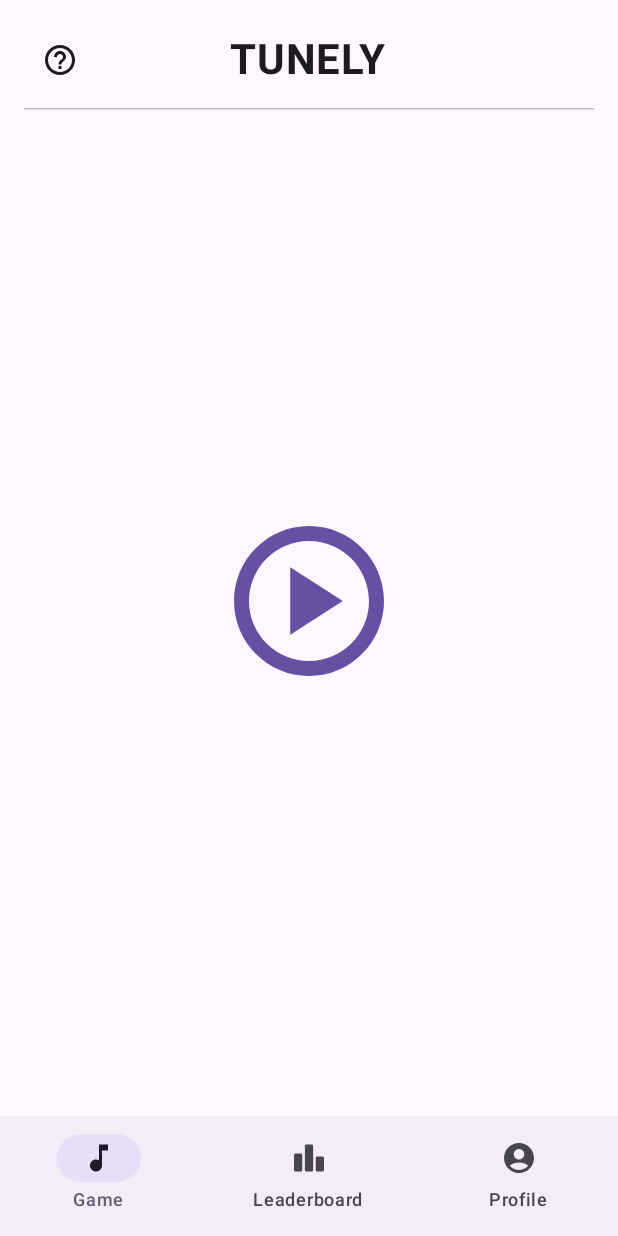
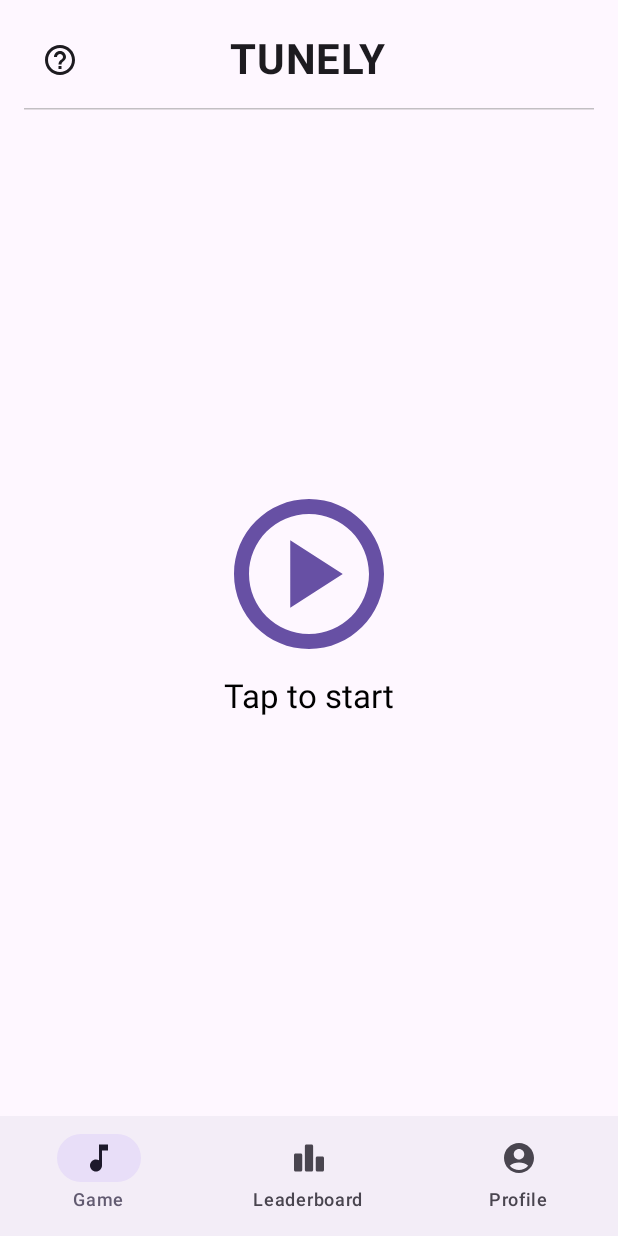
Before and after one commit to apoprzenovic/tunely, an Android app built with Jetpack Compose: the MainScreen screen opened through its navigation route, on a phone screen of 412 x 824 dp. Run offline under Robolectric (Android 15) with nearby library versions, the phone set to English and light mode, and no system bars; our stand-ins replace Dagger/Hilt's generated code, Firebase (no records; nobody signed in at launch, a user with empty details on screens opened directly).

Commit message:
Refactor StartScreen layout to include a text prompt below the play button

```diff
--- a/app/src/main/java/com/rit/tunely/ui/screens/game/components/StartScreen.kt
+++ b/app/src/main/java/com/rit/tunely/ui/screens/game/components/StartScreen.kt
@@ -1,6 +1,8 @@
 package com.rit.tunely.ui.screens.game.components
 
+import androidx.compose.foundation.layout.Arrangement
 import androidx.compose.foundation.layout.Box
+import androidx.compose.foundation.layout.Column
 import androidx.compose.foundation.layout.fillMaxSize
 import androidx.compose.foundation.layout.size
 import androidx.compose.material.icons.Icons
@@ -8,15 +10,21 @@ import androidx.compose.material.icons.outlined.PlayCircle
 import androidx.compose.material3.Icon
 import androidx.compose.material3.IconButton
 import androidx.compose.material3.MaterialTheme
+import androidx.compose.material3.Text
 import androidx.compose.runtime.Composable
 import androidx.compose.ui.Alignment
 import androidx.compose.ui.Modifier
+import androidx.compose.ui.graphics.Color
 import androidx.compose.ui.unit.dp
 
 @Composable
 fun StartScreen(onStart: () -> Unit) = Box(
     modifier = Modifier.fillMaxSize(),
     contentAlignment = Alignment.Center
+) {
+    Column(
+        horizontalAlignment = Alignment.CenterHorizontally,
+        verticalArrangement = Arrangement.spacedBy(8.dp)
     ) {
         IconButton(
             onClick = onStart,
@@ -29,4 +37,10 @@ fun StartScreen(onStart: () -> Unit) = Box(
                 tint = MaterialTheme.colorScheme.primary
             )
         }
+        Text(
+            text = "Tap to start",
+            color = Color.Black,
+            style = MaterialTheme.typography.titleLarge
+        )
     }
+}
```
Lines whose indentation alone changed are shown as unchanged.
